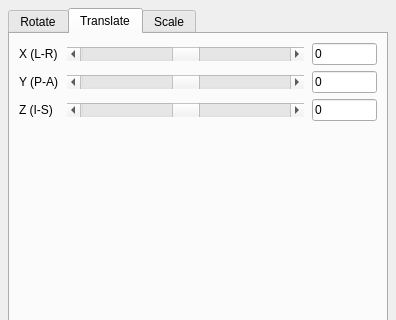
The window that freeview/DialogTransformVolume.ui (freesurfer/freesurfer) describes before a commit, drawn with Qt 5; both pictures show x 0 to 396 and y 0 to 320 of the 396 by 678 pixel window.
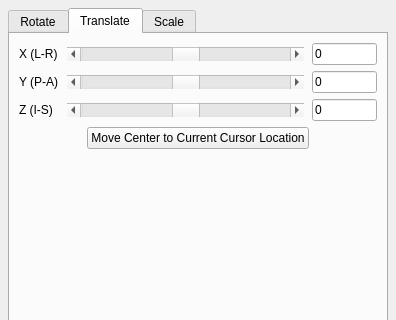
The same window after the commit. The open tabs and pages were chosen to show the change. Custom widgets are drawn as their Qt base class.

Commit message: add button to set c_ras to cursor position. allow page up/down keys to move out of volume boundary. save/load way points with correct coord description. allow move up/down locked layers.

The edit to the form file:
```diff
--- a/freeview/DialogTransformVolume.ui
+++ b/freeview/DialogTransformVolume.ui
@@ -992,6 +992,46 @@
          </item>
         </layout>
        </item>
+       <item>
+        <layout class="QHBoxLayout" name="horizontalLayout_5">
+         <item>
+          <spacer name="horizontalSpacer_9">
+           <property name="orientation">
+            <enum>Qt::Horizontal</enum>
+           </property>
+           <property name="sizeHint" stdset="0">
+            <size>
+             <width>40</width>
+             <height>20</height>
+            </size>
+           </property>
+          </spacer>
+         </item>
+         <item>
+          <widget class="QPushButton" name="pushButtonCenterToCursor">
+           <property name="text">
+            <string>Move Center to Current Cursor Location</string>
+           </property>
+           <property name="autoDefault">
+            <bool>false</bool>
+           </property>
+          </widget>
+         </item>
+         <item>
+          <spacer name="horizontalSpacer_8">
+           <property name="orientation">
+            <enum>Qt::Horizontal</enum>
+           </property>
+           <property name="sizeHint" stdset="0">
+            <size>
+             <width>40</width>
+             <height>20</height>
+            </size>
+           </property>
+          </spacer>
+         </item>
+        </layout>
+       </item>
        <item>
         <spacer name="verticalSpacer_2">
          <property name="orientation">
```
Left out of the diff: 193 changed lines with no effect on the pictures. The commit also changes 8 other files.
